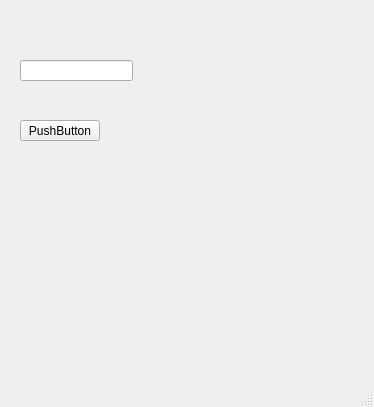
First picture: the form in MyCalculatorGUI/mainwindow.ui, repository ElMarshal/MyCalculator, before the edit.
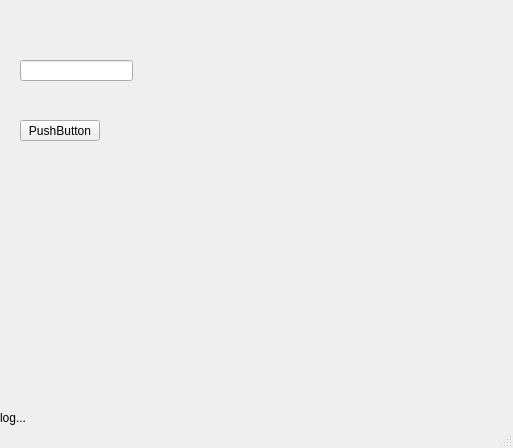
Second picture: the form after the edit.

Patch:
```diff
--- a/MyCalculatorGUI/mainwindow.ui
+++ b/MyCalculatorGUI/mainwindow.ui
@@ -6,8 +6,8 @@
    <rect>
     <x>0</x>
     <y>0</y>
-    <width>374</width>
-    <height>407</height>
+    <width>513</width>
+    <height>448</height>
    </rect>
   </property>
   <property name="windowTitle">
@@ -37,6 +37,28 @@
      </rect>
     </property>
    </widget>
+   <widget class="QLabel" name="log_label">
+    <property name="geometry">
+     <rect>
+      <x>0</x>
+      <y>410</y>
+      <width>351</width>
+      <height>16</height>
+     </rect>
+    </property>
+    <property name="sizePolicy">
+     <sizepolicy hsizetype="Expanding" vsizetype="Preferred">
+      <horstretch>0</horstretch>
+      <verstretch>0</verstretch>
+     </sizepolicy>
+    </property>
+    <property name="text">
+     <string>log...</string>
+    </property>
+    <property name="scaledContents">
+     <bool>false</bool>
+    </property>
+   </widget>
   </widget>
   <widget class="QStatusBar" name="statusbar"/>
  </widget>
```
